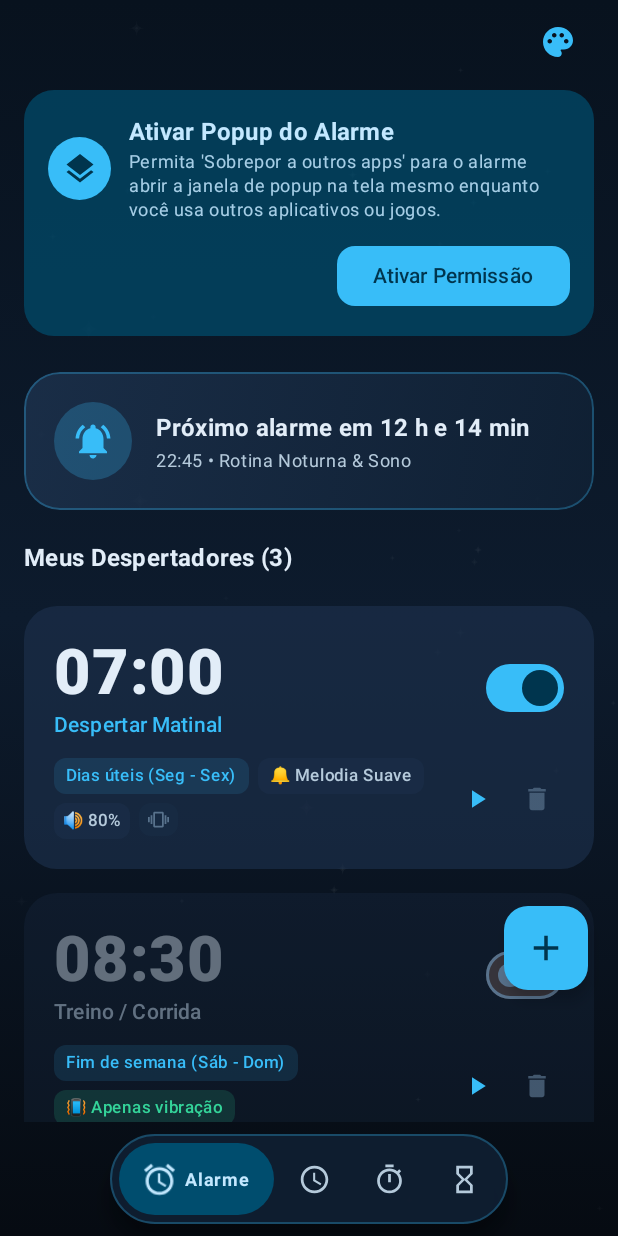
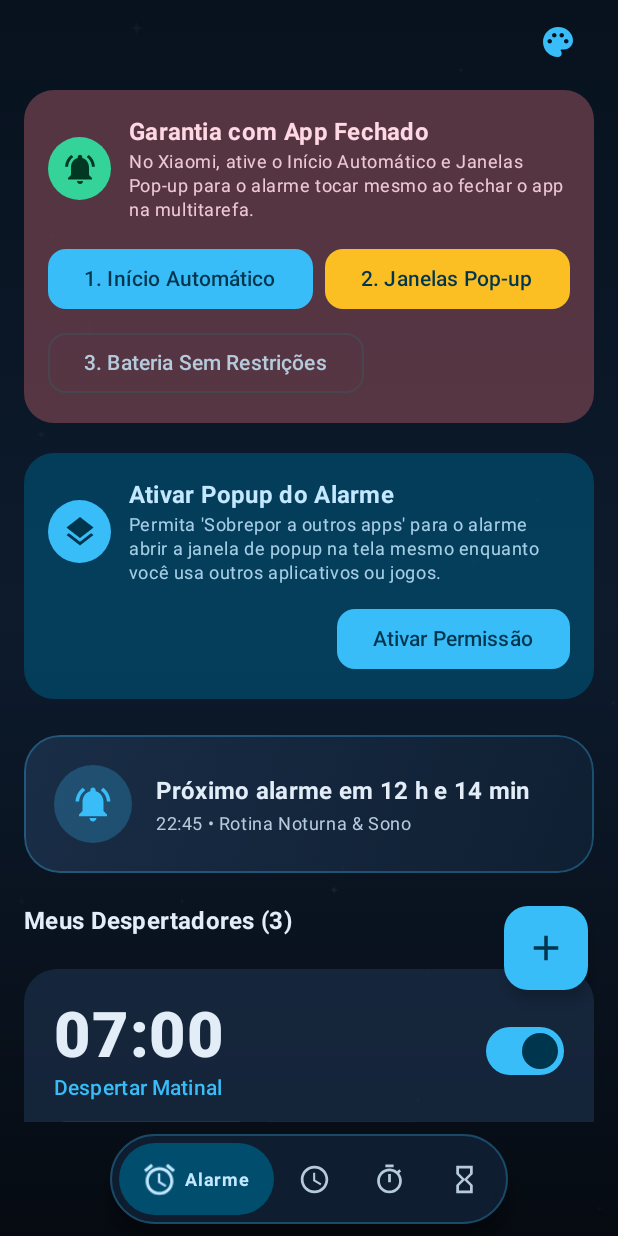
Before and after one commit to xXMasterBrXx/Alarme-App, an Android app built with Jetpack Compose: the screen it shows after launch (MainActivity), on a phone screen of 412 x 824 dp. Run offline under Robolectric (Android 15) with nearby library versions, the phone set to English and light mode, and no system bars; our stand-ins replace Room's generated code.

Commit message:
fix(alarm): improve alarm reliability and background execution
- Enable `directBootAware` for `AlarmReceiver` and handle `LOCKED_BOOT_COMPLETED`.
- Update `AlarmSoundPlayer` to support native `NotificationChannel` audio playback, preventing sound overlap.
- Add Xiaomi-specific permission UI and intent handling for background execution.
- Update `AlarmService` to delegate audio control based on sound source.

```diff
--- a/app/src/main/java/com/example/alarm/AlarmReceiver.kt
+++ b/app/src/main/java/com/example/alarm/AlarmReceiver.kt
@@ -7,8 +7,13 @@ import android.app.PendingIntent
 import android.content.BroadcastReceiver
 import android.content.Context
 import android.content.Intent
+import android.media.AudioAttributes
+import android.media.AudioManager
+import android.media.RingtoneManager
+import android.net.Uri
 import android.os.Build
 import android.os.PowerManager
+import android.provider.Settings
 import android.util.Log
 import androidx.core.app.NotificationCompat
 import com.example.R
@@ -20,7 +25,7 @@ import kotlinx.coroutines.launch
 class AlarmReceiver : BroadcastReceiver() {
 
     companion object {
-        const val MASTER_CHANNEL_ID = "chrono_alarm_master_channel_v5"
+        const val MASTER_CHANNEL_ID = "chrono_alarm_master_channel_v6"
         const val NOTIFICATION_ID = 4040
         private const val TAG = "AlarmReceiver"
 
@@ -49,33 +54,87 @@ class AlarmReceiver : BroadcastReceiver() {
             } catch (_: Throwable) {}
         }
 
-        fun createAlarmNotificationChannel(context: Context) {
-            try {
-                if (Build.VERSION.SDK_INT >= Build.VERSION_CODES.O) {
+        fun getSoundUri(context: Context, sound: String): Uri? {
+            if (sound == "silent") return null
+            if (sound.startsWith("youtube://")) return null
+            if (sound == "gentle" || sound == "default" || sound.isBlank()) {
+                return Uri.parse("android.resource://${context.packageName}/${R.raw.alarm_gentle}")
+            }
+            if (sound == "digital" || sound == "radar") {
+                return Uri.parse("android.resource://${context.packageName}/${R.raw.alarm_digital}")
+            }
+            if (sound.startsWith("content://") || sound.startsWith("android.resource://")) {
+                return Uri.parse(sound)
+            }
+            return RingtoneManager.getDefaultUri(RingtoneManager.TYPE_ALARM)
+                ?: RingtoneManager.getDefaultUri(RingtoneManager.TYPE_RINGTONE)
+                ?: Settings.System.DEFAULT_ALARM_ALERT_URI
+        }
+
+        fun getOrCreateAlarmChannel(
+            context: Context,
+            sound: String,
+            vibrate: Boolean,
+            vibrationOnly: Boolean
+        ): String {
+            if (Build.VERSION.SDK_INT < Build.VERSION_CODES.O) {
+                return MASTER_CHANNEL_ID
+            }
             val notificationManager = context.getSystemService(Context.NOTIFICATION_SERVICE) as? NotificationManager
-                        ?: return
+                ?: return MASTER_CHANNEL_ID
 
-                    // Remove canais antigos para evitar reprodução dupla pelo sistema operacional
-                    try { notificationManager.deleteNotificationChannel("alarm_clock_channel_master") } catch (_: Throwable) {}
-                    try { notificationManager.deleteNotificationChannel("chrono_alarm_master_channel_v4") } catch (_: Throwable) {}
+            val isSilent = vibrationOnly || sound == "silent"
+            val isYouTube = sound.startsWith("youtube://")
+            val soundUri = if (isSilent || isYouTube) null else getSoundUri(context, sound)
+
+            val soundKey = when {
+                isSilent -> "silent"
+                isYouTube -> "yt"
+                sound == "gentle" || sound.isBlank() -> "gentle"
+                sound == "digital" -> "digital"
+                else -> "tone_" + sound.hashCode().toString().replace("-", "m")
+            }
+            val channelId = "chrono_channel_v6_${soundKey}_${if (vibrate) "vib" else "novib"}"
+
+            val existing = notificationManager.getNotificationChannel(channelId)
+            if (existing == null) {
+                val alarmAudioAttrs = AudioAttributes.Builder()
+                    .setUsage(AudioAttributes.USAGE_ALARM)
+                    .setContentType(AudioAttributes.CONTENT_TYPE_SONIFICATION)
+                    .build()
 
                 val channel = NotificationChannel(
-                        MASTER_CHANNEL_ID,
+                    channelId,
                     "Disparo de Alarmes Chrono",
                     NotificationManager.IMPORTANCE_HIGH
                 ).apply {
-                        description = "Alertas visuais e notificações em tela cheia dos alarmes"
+                    description = "Alertas visuais e reprodução de som nativo de alta prioridade dos alarmes"
+                    if (soundUri != null) {
+                        setSound(soundUri, alarmAudioAttrs)
+                    } else {
                         setSound(null, null)
-                        enableVibration(false)
+                    }
+                    enableVibration(vibrate)
+                    if (vibrate) {
+                        vibrationPattern = longArrayOf(0, 800, 400, 800, 400)
+                    }
                     lockscreenVisibility = NotificationCompat.VISIBILITY_PUBLIC
                     setBypassDnd(true)
                 }
-
                 notificationManager.createNotificationChannel(channel)
             }
-            } catch (t: Throwable) {
-                Log.e(TAG, "Erro ao criar canal de notificação", t)
+            return channelId
         }
+
+        fun createAlarmNotificationChannel(context: Context) {
+            getOrCreateAlarmChannel(context, "gentle", vibrate = true, vibrationOnly = false)
+        }
+
+        fun cancelNotification(context: Context) {
+            try {
+                val notificationManager = context.getSystemService(Context.NOTIFICATION_SERVICE) as? NotificationManager
+                notificationManager?.cancel(NOTIFICATION_ID)
+            } catch (_: Throwable) {}
         }
 
         fun buildAlarmNotification(
@@ -89,7 +148,7 @@ class AlarmReceiver : BroadcastReceiver() {
             snoozeMins: Int,
             volume: Float
         ): Notification {
-            createAlarmNotificationChannel(context)
+            val channelId = getOrCreateAlarmChannel(context, sound, vibrate, vibrationOnly)
 
             val ringingIntent = Intent(context, AlarmRingingActivity::class.java).apply {
                 flags = Intent.FLAG_ACTIVITY_NEW_TASK or
@@ -142,7 +201,7 @@ class AlarmReceiver : BroadcastReceiver() {
                 PendingIntent.FLAG_UPDATE_CURRENT or PendingIntent.FLAG_IMMUTABLE
             )
 
-            return NotificationCompat.Builder(context, MASTER_CHANNEL_ID)
+            val builder = NotificationCompat.Builder(context, channelId)
                 .setSmallIcon(R.drawable.ic_alarm_notification)
                 .setContentTitle("⏰ $label")
                 .setContentText("Alarme disparando! Toque para abrir.")
@@ -151,14 +210,15 @@ class AlarmReceiver : BroadcastReceiver() {
                 .setVisibility(NotificationCompat.VISIBILITY_PUBLIC)
                 .setOngoing(true)
                 .setAutoCancel(false)
-                .setSound(null)
-                .setVibrate(null)
-                .setOnlyAlertOnce(true)
                 .setFullScreenIntent(fullScreenPendingIntent, true)
                 .setContentIntent(fullScreenPendingIntent)
                 .addAction(android.R.drawable.ic_menu_close_clear_cancel, "Desligar", dismissPendingIntent)
                 .addAction(android.R.drawable.ic_menu_revert, "Soneca (${snoozeMins}m)", snoozePendingIntent)
-                .build()
+
+            val notification = builder.build()
+            // FLAG_INSISTENT: faz o Android SystemUI repetir o toque continuamente até ser cancelado!
+            notification.flags = notification.flags or Notification.FLAG_INSISTENT or Notification.FLAG_ONGOING_EVENT
+            return notification
         }
     }
 
@@ -167,7 +227,8 @@ class AlarmReceiver : BroadcastReceiver() {
 
         try {
             when (action) {
-                Intent.ACTION_BOOT_COMPLETED -> {
+                Intent.ACTION_BOOT_COMPLETED,
+                "android.intent.action.LOCKED_BOOT_COMPLETED" -> {
                     CoroutineScope(Dispatchers.IO).launch {
                         try {
                             val db = AppDatabase.getDatabase(context)
@@ -194,15 +255,19 @@ class AlarmReceiver : BroadcastReceiver() {
                     // 1. Manter CPU ativa continuamente (com timeout de 10 min por segurança)
                     acquireStaticWakeLock(context)
 
-                    // 2. Disparar áudio e vibração IMEDIATAMENTE direto pelo Receiver
-                    // Não aguarda o AlarmService, garantindo execução mesmo com app fechado e em aparelhos Xiaomi/MIUI
+                    // 2. Garantir volume do fluxo de alarme do sistema (STREAM_ALARM)
                     try {
-                        AlarmSoundPlayer.play(context, sound, vibrate, vibrationOnly, volume)
-                    } catch (t: Throwable) {
-                        Log.e(TAG, "Erro ao iniciar AlarmSoundPlayer no Receiver", t)
+                        val am = context.getSystemService(Context.AUDIO_SERVICE) as? AudioManager
+                        if (am != null) {
+                            val maxVol = am.getStreamMaxVolume(AudioManager.STREAM_ALARM)
+                            val desiredVol = (maxVol * volume.coerceIn(0.1f, 1.0f)).toInt().coerceIn(1, maxVol)
+                            am.setStreamVolume(AudioManager.STREAM_ALARM, desiredVol, 0)
                         }
+                    } catch (_: Throwable) {}
 
-                    // 3. Exibir notificação em tela cheia com prioridade máxima imediatamente
+                    // 3. Exibir notificação em primeiro plano com prioridade máxima e som nativo insistente
+                    // O SystemUI do Android toca o som nativamente de forma independente,
+                    // garantindo que toque mesmo se o aplicativo estiver fechado ou suspenso pela Xiaomi
                     try {
                         val notification = buildAlarmNotification(
                             context = context,
@@ -221,7 +286,18 @@ class AlarmReceiver : BroadcastReceiver() {
                         Log.e(TAG, "Erro ao emitir notificação no Receiver", t)
                     }
 
-                    // 4. Tentar abrir a atividade em tela cheia diretamente (se o SO permitir)
+                    // 4. Disparar áudio pelo AlarmSoundPlayer:
+                    // playAudioInPlayer é true APENAS para sons especiais como YouTube,
+                    // pois o canal nativo do Android já executa com perfeição e de forma insistente o toque do alarme,
+                    // impedindo que saia som duplo ("dois toques ao mesmo tempo") e garantindo toque mesmo com app fechado no Xiaomi.
+                    try {
+                        val playInPlayer = sound.startsWith("youtube://")
+                        AlarmSoundPlayer.play(context, sound, vibrate, vibrationOnly, volume, playAudioInPlayer = playInPlayer)
+                    } catch (t: Throwable) {
+                        Log.e(TAG, "Erro ao iniciar AlarmSoundPlayer no Receiver", t)
+                    }
+
+                    // 5. Tentar abrir a atividade em tela cheia diretamente (se o SO permitir)
                     try {
                         val ringingIntent = Intent(context, AlarmRingingActivity::class.java).apply {
                             flags = Intent.FLAG_ACTIVITY_NEW_TASK or
@@ -242,7 +318,7 @@ class AlarmReceiver : BroadcastReceiver() {
                         // Se a Xiaomi suprimir startActivity em segundo plano, a notificação com fullScreenIntent assegura a tela cheia
                     }
 
-                    // 5. Acionar o AlarmService como Foreground Service (reforço para manter processo ativo)
+                    // 6. Acionar o AlarmService como Foreground Service (reforço para manter processo ativo)
                     try {
                         AlarmService.startAlarm(context, intent)
                     } catch (t: Throwable) {
--- a/app/src/main/java/com/example/alarm/AlarmService.kt
+++ b/app/src/main/java/com/example/alarm/AlarmService.kt
@@ -108,7 +108,8 @@ class AlarmService : Service() {
 
                 // 3. Tocar áudio e vibração com sistema à prova de falhas
                 try {
-                    AlarmSoundPlayer.play(this, sound, vibrate, vibrationOnly, volume)
+                    val playInPlayer = sound.startsWith("youtube://")
+                    AlarmSoundPlayer.play(this, sound, vibrate, vibrationOnly, volume, playAudioInPlayer = playInPlayer)
                 } catch (t: Throwable) {
                     Log.e(TAG, "Erro ao iniciar AlarmSoundPlayer em AlarmService", t)
                 }
--- /dev/null
+++ b/app/src/main/java/com/example/alarm/XiaomiDeviceHelper.kt
@@ -0,0 +1,158 @@
+package com.example.alarm
+
+import android.annotation.SuppressLint
+import android.content.ComponentName
+import android.content.Context
+import android.content.Intent
+import android.net.Uri
+import android.os.Build
+import android.os.PowerManager
+import android.provider.Settings
+import android.util.Log
+
+object XiaomiDeviceHelper {
+
+    private const val TAG = "XiaomiDeviceHelper"
+
+    /**
+     * Identifica se o dispositivo é de fabricação Xiaomi, Redmi, Poco ou opera sobre MIUI / HyperOS.
+     */
+    fun isXiaomiDevice(): Boolean {
+        val manufacturer = Build.MANUFACTURER.lowercase()
+        val brand = Build.BRAND.lowercase()
+        val fingerprint = Build.FINGERPRINT.lowercase()
+        return manufacturer.contains("xiaomi") ||
+                manufacturer.contains("redmi") ||
+                manufacturer.contains("poco") ||
+                brand.contains("xiaomi") ||
+                brand.contains("redmi") ||
+                brand.contains("poco") ||
+                fingerprint.contains("xiaomi") ||
+                fingerprint.contains("miui") ||
+                isMiuiOrHyperOs()
+    }
+
+    private fun isMiuiOrHyperOs(): Boolean {
+        try {
+            val propClass = Class.forName("android.os.SystemProperties")
+            val getMethod = propClass.getMethod("get", String::class.java)
+            val miuiVersion = getMethod.invoke(null, "ro.miui.ui.version.name") as? String
+            val miuiCode = getMethod.invoke(null, "ro.miui.ui.version.code") as? String
+            val hyperOs = getMethod.invoke(null, "ro.mi.os.version.name") as? String
+            val hasMiui = !miuiVersion.isNullOrBlank()
+            val hasMiuiCode = !miuiCode.isNullOrBlank()
+            val hasHyperOs = !hyperOs.isNullOrBlank()
+            return hasMiui || hasMiuiCode || hasHyperOs
+        } catch (_: Throwable) {
+            return false
+        }
+    }
+
+    /**
+     * Abre a tela nativa de 'Início Automático' (Autostart) da Xiaomi / MIUI.
+     * Esta permissão é fundamental para a Xiaomi não matar os alarmes ao fechar/arrastar o app nos recentes.
+     */
+    fun openAutostartSettings(context: Context): Boolean {
+        val candidates = listOf(
+            Intent().setComponent(ComponentName("com.miui.securitycenter", "com.miui.permcenter.autostart.AutoStartManagementActivity")),
+            Intent("miui.intent.action.OP_AUTO_START").addCategory(Intent.CATEGORY_DEFAULT),
+            Intent().setComponent(ComponentName("com.letv.android.letvsafe", "com.letv.android.letvsafe.AutobootManageActivity")),
+            Intent().setComponent(ComponentName("com.huawei.systemmanager", "com.huawei.systemmanager.optimize.process.ProtectActivity")),
+            Intent().setComponent(ComponentName("com.coloros.safecenter", "com.coloros.safecenter.permission.startup.StartupAppListActivity")),
+            Intent().setComponent(ComponentName("com.oppo.safe", "com.oppo.safe.permission.startup.StartupAppListActivity")),
+            Intent().setComponent(ComponentName("com.vivo.permissionmanager", "com.vivo.permissionmanager.activity.BgStartUpManagerActivity"))
+        )
+
+        for (intent in candidates) {
+            try {
+                intent.addFlags(Intent.FLAG_ACTIVITY_NEW_TASK)
+                context.startActivity(intent)
+                return true
+            } catch (t: Throwable) {
+                Log.d(TAG, "Falha ao abrir intent de autostart candidato", t)
+            }
+        }
+        return openAppDetails(context)
+    }
+
+    /**
+     * Abre a tela de 'Outras Permissões' da Xiaomi para autorizar:
+     * - 'Mostrar na tela de bloqueio'
+     * - 'Exibir janelas pop-up ao executar em segundo plano'
+     */
+    fun openMiuiPermissions(context: Context): Boolean {
+        val candidates = listOf(
+            Intent("miui.intent.action.APP_PERM_EDITOR").apply {
+                setClassName("com.miui.securitycenter", "com.miui.permcenter.permissions.PermissionsEditorActivity")
+                putExtra("extra_pkgname", context.packageName)
+            },
+            Intent("miui.intent.action.APP_PERM_EDITOR").apply {
+                setClassName("com.miui.securitycenter", "com.miui.permcenter.permissions.AppPermissionsEditorActivity")
+                putExtra("extra_pkgname", context.packageName)
+            },
+            Intent("miui.intent.action.APP_PERM_EDITOR").apply {
+                putExtra("extra_pkgname", context.packageName)
+            }
+        )
+
+        for (intent in candidates) {
+            try {
+                intent.addFlags(Intent.FLAG_ACTIVITY_NEW_TASK)
+                context.startActivity(intent)
+                return true
+            } catch (t: Throwable) {
+                Log.d(TAG, "Falha ao abrir permissões da MIUI", t)
+            }
+        }
+        return openAppDetails(context)
+    }
+
+    /**
+     * Abre a solicitação para ignorar otimização de bateria ('Sem restrições').
+     */
+    @SuppressLint("BatteryLife")
+    fun openBatterySaverSettings(context: Context): Boolean {
+        try {
+            if (Build.VERSION.SDK_INT >= Build.VERSION_CODES.M) {
+                val pm = context.getSystemService(Context.POWER_SERVICE) as? PowerManager
+                if (pm != null && !pm.isIgnoringBatteryOptimizations(context.packageName)) {
+                    val intent = Intent(Settings.ACTION_REQUEST_IGNORE_BATTERY_OPTIMIZATIONS).apply {
+                        data = Uri.parse("package:${context.packageName}")
+                        addFlags(Intent.FLAG_ACTIVITY_NEW_TASK)
+                    }
+                    context.startActivity(intent)
+                    return true
+                }
+            }
+        } catch (t: Throwable) {
+            Log.d(TAG, "Falha ao solicitar REQUEST_IGNORE_BATTERY_OPTIMIZATIONS", t)
+        }
+
+        try {
+            val intent = Intent(Settings.ACTION_IGNORE_BATTERY_OPTIMIZATION_SETTINGS).apply {
+                addFlags(Intent.FLAG_ACTIVITY_NEW_TASK)
+            }
+            context.startActivity(intent)
+            return true
+        } catch (_: Throwable) {}
+
+        return openAppDetails(context)
+    }
+
+    /**
+     * Abre a tela de detalhes do aplicativo nas Configurações do Android.
+     */
+    fun openAppDetails(context: Context): Boolean {
+        return try {
+            val intent = Intent(Settings.ACTION_APPLICATION_DETAILS_SETTINGS).apply {
+                data = Uri.parse("package:${context.packageName}")
+                addFlags(Intent.FLAG_ACTIVITY_NEW_TASK)
+            }
+            context.startActivity(intent)
+            true
+        } catch (t: Throwable) {
+            Log.e(TAG, "Falha ao abrir detalhes do app", t)
+            false
+        }
+    }
+}
--- a/app/src/main/java/com/example/ui/alarm/AlarmScreen.kt
+++ b/app/src/main/java/com/example/ui/alarm/AlarmScreen.kt
@@ -87,6 +87,7 @@ fun AlarmScreen(
     var isAddingNew by remember { mutableStateOf(false) }
     var alarmToDelete by remember { mutableStateOf<AlarmEntity?>(null) }
     var canDrawOverlays by remember { mutableStateOf(Settings.canDrawOverlays(context)) }
+    val isXiaomi = remember { com.example.alarm.XiaomiDeviceHelper.isXiaomiDevice() }
 
     LifecycleEventEffect(Lifecycle.Event.ON_RESUME) {
         canDrawOverlays = Settings.canDrawOverlays(context)
@@ -99,6 +100,84 @@ fun AlarmScreen(
                 .padding(horizontal = 16.dp),
             verticalArrangement = Arrangement.spacedBy(16.dp)
         ) {
+            item {
+                Spacer(modifier = Modifier.height(4.dp))
+                Card(
+                    modifier = Modifier
+                        .fillMaxWidth()
+                        .testTag("xiaomi_permission_banner"),
+                    shape = RoundedCornerShape(20.dp),
+                    colors = CardDefaults.cardColors(
+                        containerColor = MaterialTheme.colorScheme.tertiaryContainer.copy(alpha = 0.85f)
+                    )
+                ) {
+                    Column(
+                        modifier = Modifier
+                            .fillMaxWidth()
+                            .padding(16.dp)
+                    ) {
+                        Row(
+                            verticalAlignment = Alignment.CenterVertically,
+                            horizontalArrangement = Arrangement.spacedBy(12.dp)
+                        ) {
+                            Box(
+                                modifier = Modifier
+                                    .size(42.dp)
+                                    .clip(CircleShape)
+                                    .background(MaterialTheme.colorScheme.tertiary),
+                                contentAlignment = Alignment.Center
+                            ) {
+                                Icon(
+                                    imageVector = Icons.Default.NotificationsActive,
+                                    contentDescription = null,
+                                    tint = MaterialTheme.colorScheme.onTertiary,
+                                    modifier = Modifier.size(24.dp)
+                                )
+                            }
+                            Column(modifier = Modifier.weight(1f)) {
+                                Text(
+                                    text = if (isXiaomi) "Permissões Xiaomi / MIUI / HyperOS" else "Garantia com App Fechado",
+                                    style = MaterialTheme.typography.titleMedium,
+                                    fontWeight = FontWeight.Bold,
+                                    color = MaterialTheme.colorScheme.onTertiaryContainer
+                                )
+                                Text(
+                                    text = "No Xiaomi, ative o Início Automático e Janelas Pop-up para o alarme tocar mesmo ao fechar o app na multitarefa.",
+                                    style = MaterialTheme.typography.bodySmall,
+                                    color = MaterialTheme.colorScheme.onTertiaryContainer.copy(alpha = 0.9f)
+                                )
+                            }
+                        }
+                        Spacer(modifier = Modifier.height(14.dp))
+                        FlowRow(
+                            horizontalArrangement = Arrangement.spacedBy(8.dp),
+                            verticalArrangement = Arrangement.spacedBy(8.dp)
+                        ) {
+                            Button(
+                                onClick = { com.example.alarm.XiaomiDeviceHelper.openAutostartSettings(context) },
+                                shape = RoundedCornerShape(12.dp),
+                                colors = ButtonDefaults.buttonColors(containerColor = MaterialTheme.colorScheme.primary)
+                            ) {
+                                Text("1. Início Automático")
+                            }
+                            Button(
+                                onClick = { com.example.alarm.XiaomiDeviceHelper.openMiuiPermissions(context) },
+                                shape = RoundedCornerShape(12.dp),
+                                colors = ButtonDefaults.buttonColors(containerColor = MaterialTheme.colorScheme.secondary)
+                            ) {
+                                Text("2. Janelas Pop-up")
+                            }
+                            OutlinedButton(
+                                onClick = { com.example.alarm.XiaomiDeviceHelper.openBatterySaverSettings(context) },
+                                shape = RoundedCornerShape(12.dp)
+                            ) {
+                                Text("3. Bateria Sem Restrições")
+                            }
+                        }
+                    }
+                }
+            }
+
             if (!canDrawOverlays) {
                 item {
                     Spacer(modifier = Modifier.height(4.dp))
```
Also changed, not shown: app/src/main/AndroidManifest.xml (+11 -2 lines), app/src/main/java/com/example/alarm/AlarmSoundPlayer.kt (+11 -3 lines), 2 other files. Lines whose indentation alone changed are shown as unchanged.
